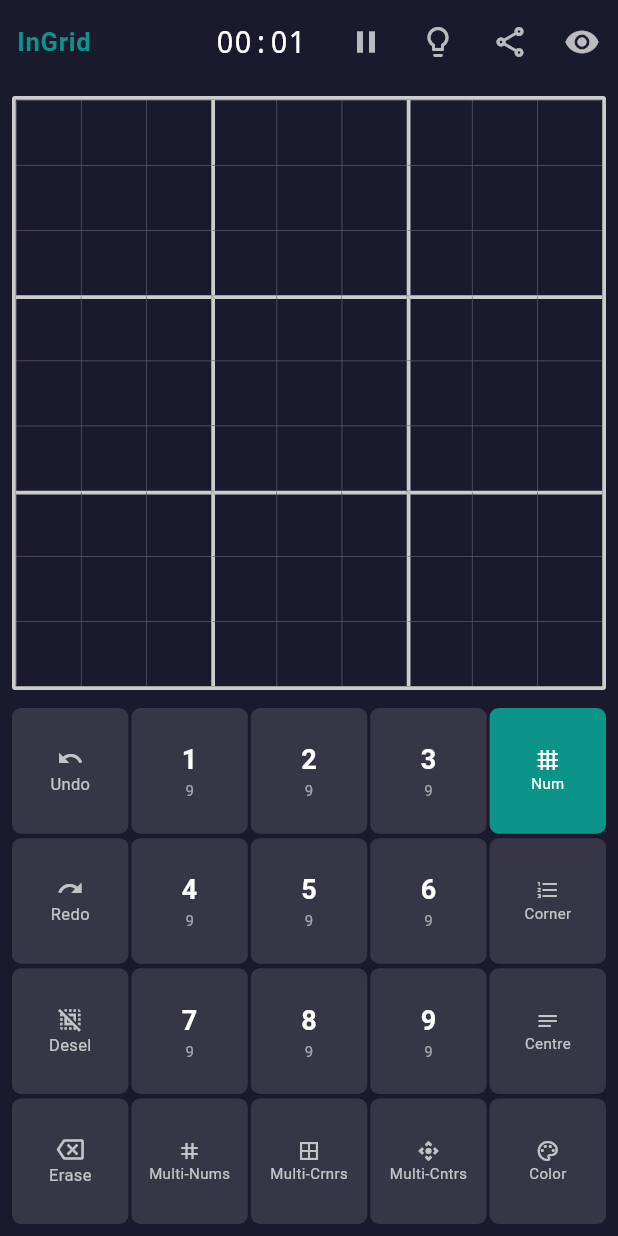
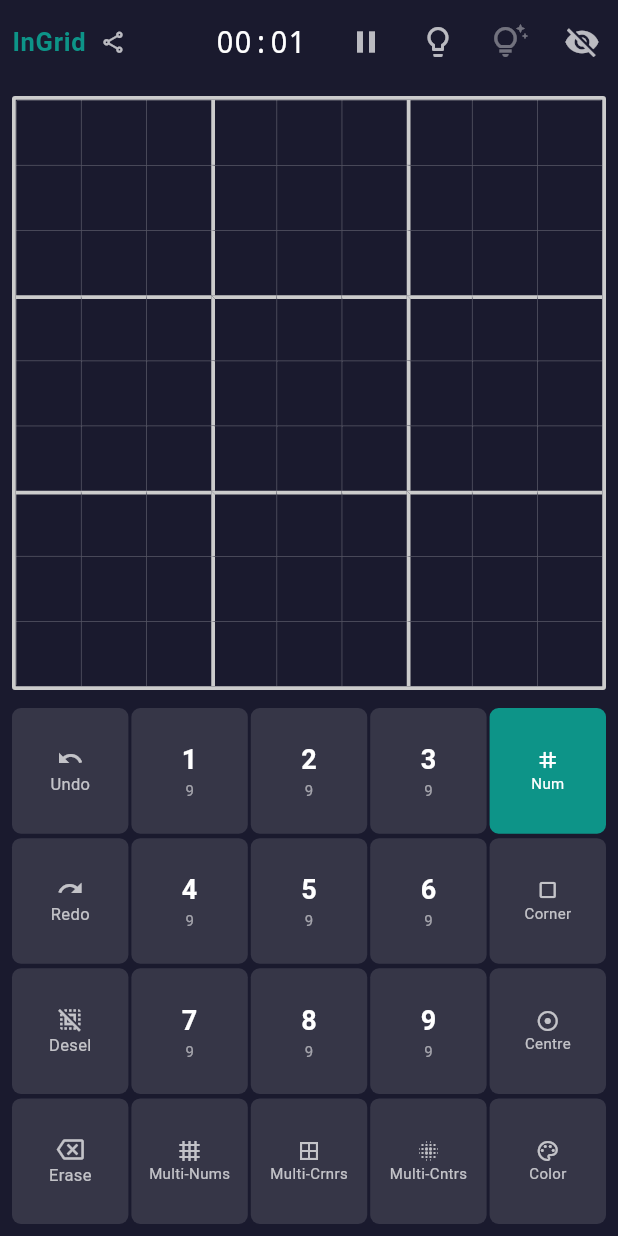
Before and after one commit to NVME-git/InGrid, a Flutter app: the GameScreen screen opened by its route, on a phone screen of 412 x 824 dp. Run offline on Flutter 3.47's test engine with Material 3 defaults, Android fonts, the phone set to English and light mode, and no system bars; our stand-ins replace flutter_riverpod, go_router.

Commit message:
Icon updates, eye-off default, auto-candidates override, share next to logo, hints stub
Co-authored-by: NVME-git <30406909+NVME-git@users.noreply.github.com>
Agent-Logs-Url: https://github.com/NVME-git/InGrid/sessions/16024cf3-01c9-43af-a5b8-77e91cee0395

```diff
--- a/lib/features/game/game_screen.dart
+++ b/lib/features/game/game_screen.dart
@@ -161,9 +161,13 @@ class _GameScreenState extends ConsumerState<GameScreen> {
       appBar: AppBar(
         backgroundColor: const Color(0xFF1A1A2E),
         foregroundColor: Colors.white,
-        leadingWidth: 72,
-        leading: const Center(
-          child: Text(
+        leadingWidth: 108,
+        leading: Row(
+          mainAxisSize: MainAxisSize.min,
+          crossAxisAlignment: CrossAxisAlignment.center,
+          children: [
+            const SizedBox(width: 8),
+            const Text(
               'InGrid',
               style: TextStyle(
                 color: Color(0xFF0D9488),
@@ -172,6 +176,17 @@ class _GameScreenState extends ConsumerState<GameScreen> {
                 letterSpacing: 0.5,
               ),
             ),
+            SizedBox(
+              width: 36,
+              height: 36,
+              child: IconButton(
+                icon: const Icon(Icons.share_outlined, size: 17, color: Colors.white70),
+                tooltip: 'Copy board to clipboard',
+                onPressed: _shareBoard,
+                padding: EdgeInsets.zero,
+              ),
+            ),
+          ],
         ),
         title: GestureDetector(
           onTap: () => setState(() => _timerShowSeconds = !_timerShowSeconds),
@@ -204,13 +219,20 @@ class _GameScreenState extends ConsumerState<GameScreen> {
                 : 'Show auto candidates',
             onPressed: notifier.toggleAutoCandidates,
           ),
-          // Share board state
+          // Hints (non-functional placeholder for future feature)
           IconButton(
-            icon: const Icon(Icons.share_outlined, color: Colors.white70),
-            tooltip: 'Copy board to clipboard',
-            onPressed: _shareBoard,
+            icon: const Icon(Icons.tips_and_updates_outlined, color: Colors.white38),
+            tooltip: 'Hints (coming soon)',
+            onPressed: () {
+              ScaffoldMessenger.of(context).showSnackBar(
+                const SnackBar(
+                  content: Text('Hints coming soon!'),
+                  duration: Duration(seconds: 2),
                 ),
-          // Conflict-highlight toggle
+              );
+            },
+          ),
+          // Conflict-highlight toggle (starts off)
           IconButton(
             icon: Icon(
               game.showConflicts ? Icons.visibility : Icons.visibility_off,
--- a/lib/features/game/game_state.dart
+++ b/lib/features/game/game_state.dart
@@ -49,7 +49,7 @@ class GameState {
     this.selectedCells = const {},
     this.entryMode = EntryMode.fullNumber,
     this.highlightColorIndex = 0,
-    this.showConflicts = true,
+    this.showConflicts = false,
     this.difficulty = Difficulty.medium,
     this.elapsed = Duration.zero,
     this.isComplete = false,
--- a/lib/features/game/widgets/digit_toolbar.dart
+++ b/lib/features/game/widgets/digit_toolbar.dart
@@ -49,7 +49,7 @@ class DigitToolbar extends ConsumerWidget {
       _DigitBtn(digit: 3, remaining: remaining[2], disabled: isColor, onEnter: notifier.enterDigit, onLongPress: notifier.longPressDigit),
       _ModeBtn(
         label: 'Num',
-        icon: Icons.grid_4x4,
+        icon: Icons.tag,
         active: mode == EntryMode.fullNumber && !multi,
         onTap: () => notifier.setEntryModeAndMulti(EntryMode.fullNumber, false),
       ),
@@ -61,7 +61,7 @@ class DigitToolbar extends ConsumerWidget {
       _DigitBtn(digit: 6, remaining: remaining[5], disabled: isColor, onEnter: notifier.enterDigit, onLongPress: notifier.longPressDigit),
       _ModeBtn(
         label: 'Corner',
-        icon: Icons.format_list_numbered,
+        icon: Icons.crop_square,
         active: mode == EntryMode.cornerNote && !multi,
         onTap: () => notifier.setEntryModeAndMulti(EntryMode.cornerNote, false),
       ),
@@ -73,7 +73,7 @@ class DigitToolbar extends ConsumerWidget {
       _DigitBtn(digit: 9, remaining: remaining[8], disabled: isColor, onEnter: notifier.enterDigit, onLongPress: notifier.longPressDigit),
       _ModeBtn(
         label: 'Centre',
-        icon: Icons.notes,
+        icon: Icons.adjust,
         active: mode == EntryMode.centreNote && !multi,
         onTap: () => notifier.setEntryModeAndMulti(EntryMode.centreNote, false),
       ),
@@ -82,7 +82,7 @@ class DigitToolbar extends ConsumerWidget {
       _ActionBtn(icon: Icons.backspace_outlined, label: 'Erase', onTap: notifier.erase),
       _ModeBtn(
         label: 'Multi-Nums',
-        icon: Icons.tag,
+        icon: Icons.grid_4x4,
         active: mode == EntryMode.fullNumber && multi,
         onTap: () => notifier.setEntryModeAndMulti(EntryMode.fullNumber, true),
       ),
@@ -94,7 +94,7 @@ class DigitToolbar extends ConsumerWidget {
       ),
       _ModeBtn(
         label: 'Multi-Cntrs',
-        icon: Icons.control_camera,
+        icon: Icons.blur_on,
         active: mode == EntryMode.centreNote && multi,
         onTap: () => notifier.setEntryModeAndMulti(EntryMode.centreNote, true),
       ),
--- a/lib/features/game/widgets/sudoku_grid.dart
+++ b/lib/features/game/widgets/sudoku_grid.dart
@@ -134,13 +134,11 @@ class _SudokuGridState extends ConsumerState<SudokuGrid> {
                 final isFlashConflict = game.flashConflictCells.contains((row, col));
                 final isFlashNoteAttempt = game.flashNoteCells.contains((row, col));
 
-                // Compute auto-candidate notes: shown for empty cells with no user
-                // notes when auto-candidates mode is active.
+                // Compute auto-candidate notes for ALL empty cells when auto-candidates
+                // is on. This temporarily overrides the display of user notes (they are
+                // preserved on the board and reappear when auto-candidates is toggled off).
                 Set<int>? autoCandidateNotes;
-                if (game.autoCandidates &&
-                    cell.digit == null &&
-                    cell.cornerNotes.isEmpty &&
-                    cell.centreNotes.isEmpty) {
+                if (game.autoCandidates && cell.digit == null) {
                   autoCandidateNotes = {};
                   for (int d = 1; d <= 9; d++) {
                     if (SudokuValidator.isValidPlacement(board, row, col, d)) {
@@ -312,14 +310,16 @@ class _SudokuCell extends StatelessWidget {
     if (hasNotes || isFlashNoteAttempt) {
       return Stack(
         children: [
-          if (cell.cornerNotes.isNotEmpty)
-            _CornerNotes(notes: cell.cornerNotes, fontSize: cornerFontSize)
-          else if (hasAutoNotes)
+          // When auto-candidates is on, show computed notes (overriding user notes
+          // visually). User notes are preserved on the board and reappear when toggled off.
+          if (hasAutoNotes)
             _CornerNotes(
                 notes: autoCandidateNotes!,
                 fontSize: cornerFontSize,
-                textColor: Colors.white30),
-          if (cell.centreNotes.isNotEmpty)
+                textColor: Colors.white30)
+          else if (cell.cornerNotes.isNotEmpty)
+            _CornerNotes(notes: cell.cornerNotes, fontSize: cornerFontSize),
+          if (cell.centreNotes.isNotEmpty && !hasAutoNotes)
             Center(
               child: Text(
                 (cell.centreNotes.toList()..sort()).join(),
```
Lines whose indentation alone changed are shown as unchanged.
